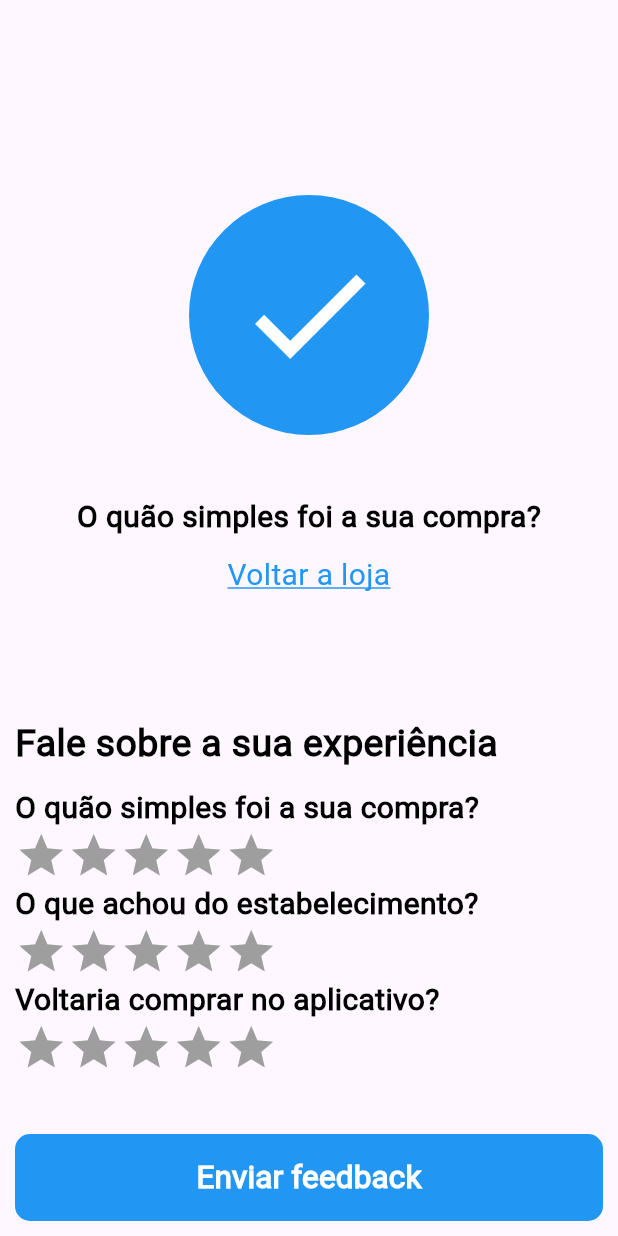
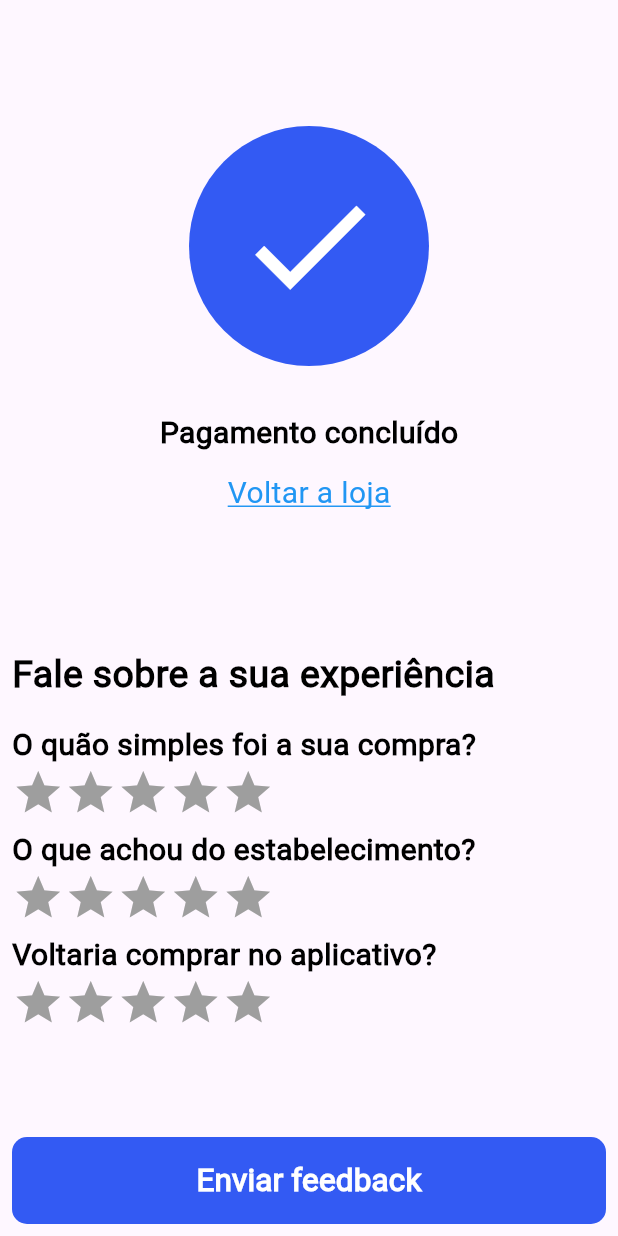
Before and after one commit to GabrielCairesDev/app_filas, a Flutter app: the PaginaAvaliar screen opened by its route, on a phone screen of 412 x 824 dp. Run offline on Flutter 3.47's test engine with Material 2 defaults, Android fonts, the phone set to English and light mode, and no system bars; our stand-ins replace parse_server_sdk_flutter; network calls fail.

Commit message:
Finalização de todas as paginas, menos a do cart

```diff
--- /dev/null
+++ b/lib/api/api_service.dart
@@ -0,0 +1,18 @@
+import 'package:flutter/material.dart';
+import 'package:parse_server_sdk_flutter/parse_server_sdk_flutter.dart';
+
+class ApiService {
+  Future<void> fetchData() async {
+    WidgetsFlutterBinding.ensureInitialized();
+    const keyApplicationId = 'xrIfq2R4osgDCQouGOPYvGAkV9W8NrCCkb29LLjf';
+    const keyClientKey = 'tW2wtrOXyBAx5wAR4O67bvhi4CJGxJwBtADJOLdA';
+    const keyParseServerUrl = 'https://parseapi.back4app.com';
+
+    await Parse().initialize(keyApplicationId, keyParseServerUrl, clientKey: keyClientKey, autoSendSessionId: true);
+
+    var firstObject = ParseObject('FirstClass')..set('message', 'Hey ! First message from Flutter. Parse is now connected');
+    await firstObject.save();
+
+    print('Api Carregada!');
+  }
+}
--- a/lib/repositories/produtos_repositorio.dart
+++ b/lib/data/produtos_dados.dart
@@ -1,6 +1,6 @@
 import '../model/produtos_model.dart';
 
-class LojaRepository {
+class LojaDados {
   static List<ProdutosModel> produtos = [
     ProdutosModel(
       produtoNome: "Pão de Queijo",
--- a/lib/main.dart
+++ b/lib/main.dart
@@ -3,6 +3,7 @@ import 'package:flutter/material.dart';
 import 'package:flutter/services.dart';
 import 'package:fura_fila/providers/providers.dart';
 import 'package:provider/provider.dart';
+import 'api/api_service.dart';
 import 'myapp.dart';
 
 void main() {
@@ -12,10 +13,12 @@ void main() {
       yield LicenseEntryWithLineBreaks(['google_fonts'], license);
     },
   );
+
   runApp(
     MultiProvider(
       providers: AppProviders.providers,
       child: const MyApp(),
     ),
   );
+  ApiService().fetchData();
 }
--- a/lib/myapp.dart
+++ b/lib/myapp.dart
@@ -11,7 +11,7 @@ class MyApp extends StatelessWidget {
       debugShowCheckedModeBanner: false,
       title: 'APP Filas',
       theme: ThemeApp.themeDart,
-      initialRoute: '/',
+      initialRoute: '/pagina_loja',
       onGenerateRoute: Rotas.generatoRoute,
     );
   }
--- /dev/null
+++ b/lib/pages/pagina_avaliar/components/avaliador_01.dart
@@ -0,0 +1,39 @@
+import 'package:flutter/material.dart';
+import 'package:fura_fila/pages/pagina_avaliar/components/avaliador_estrelas.dart';
+import 'package:provider/provider.dart';
+
+import '../controller/controlador_pagina_avaliar.dart';
+
+class PaginaAvaliarAvaliador01 extends StatelessWidget {
+  const PaginaAvaliarAvaliador01({super.key});
+
+  @override
+  Widget build(BuildContext context) {
+    return Consumer<ControladorPaginaAvaliar>(builder: (_, controladorPaginaAvaliar, __) {
+      return SizedBox(
+        height: 70,
+        width: double.infinity,
+        child: Column(
+          crossAxisAlignment: CrossAxisAlignment.start,
+          children: [
+            const Text(
+              'O quão simples foi a sua compra?',
+              style: TextStyle(
+                fontWeight: FontWeight.bold,
+                fontSize: 20,
+                color: Colors.black,
+              ),
+            ),
+            PaginaAvaliarEstrelas(
+              avaliacao: controladorPaginaAvaliar.estrela_01,
+              avaliacaoMaxima: 5,
+              atualizarAvaliacao: (novaAvaliacao) {
+                controladorPaginaAvaliar.atualizarAvaliacao01(novaAvaliacao);
+              },
+            ),
+          ],
+        ),
+      );
+    });
+  }
+}
--- /dev/null
+++ b/lib/pages/pagina_avaliar/components/avaliador_02.dart
@@ -0,0 +1,39 @@
+import 'package:flutter/material.dart';
+import 'package:fura_fila/pages/pagina_avaliar/components/avaliador_estrelas.dart';
+import 'package:provider/provider.dart';
+
+import '../controller/controlador_pagina_avaliar.dart';
+
+class PaginaAvaliarAvaliador02 extends StatelessWidget {
+  const PaginaAvaliarAvaliador02({super.key});
+
+  @override
+  Widget build(BuildContext context) {
+    return Consumer<ControladorPaginaAvaliar>(builder: (_, controladorPaginaAvaliar, __) {
+      return SizedBox(
+        height: 70,
+        width: double.infinity,
+        child: Column(
+          crossAxisAlignment: CrossAxisAlignment.start,
+          children: [
+            const Text(
+              'O que achou do estabelecimento?',
+              style: TextStyle(
+                fontWeight: FontWeight.bold,
+                fontSize: 20,
+                color: Colors.black,
+              ),
+            ),
+            PaginaAvaliarEstrelas(
+              avaliacao: controladorPaginaAvaliar.estrela_02,
+              avaliacaoMaxima: 5,
+              atualizarAvaliacao: (novaAvaliacao) {
+                controladorPaginaAvaliar.atualizarAvaliacao02(novaAvaliacao);
+              },
+            ),
+          ],
+        ),
+      );
+    });
+  }
+}
--- /dev/null
+++ b/lib/pages/pagina_avaliar/components/avaliador_03.dart
@@ -0,0 +1,39 @@
+import 'package:flutter/material.dart';
+import 'package:fura_fila/pages/pagina_avaliar/components/avaliador_estrelas.dart';
+import 'package:provider/provider.dart';
+
+import '../controller/controlador_pagina_avaliar.dart';
+
+class PaginaAvaliarAvaliador03 extends StatelessWidget {
+  const PaginaAvaliarAvaliador03({super.key});
+
+  @override
+  Widget build(BuildContext context) {
+    return Consumer<ControladorPaginaAvaliar>(builder: (_, controladorPaginaAvaliar, __) {
+      return SizedBox(
+        height: 70,
+        width: double.infinity,
+        child: Column(
+          crossAxisAlignment: CrossAxisAlignment.start,
+          children: [
+            const Text(
+              'Voltaria comprar no aplicativo?',
+              style: TextStyle(
+                fontWeight: FontWeight.bold,
+                fontSize: 20,
+                color: Colors.black,
+              ),
+            ),
+            PaginaAvaliarEstrelas(
+              avaliacao: controladorPaginaAvaliar.estrela_03,
+              avaliacaoMaxima: 5,
+              atualizarAvaliacao: (novaAvaliacao) {
+                controladorPaginaAvaliar.atualizarAvaliacao03(novaAvaliacao);
+              },
+            ),
+          ],
+        ),
+      );
+    });
+  }
+}
--- a/lib/pages/pagina_avaliar/components/avaliacao.dart
+++ b/lib/pages/pagina_avaliar/components/avaliador_estrelas.dart
@@ -1,11 +1,11 @@
 import 'package:flutter/material.dart';
 
-class Avaliacao extends StatelessWidget {
+class PaginaAvaliarEstrelas extends StatelessWidget {
   final int avaliacao;
   final int avaliacaoMaxima;
   final Function(int) atualizarAvaliacao;
 
-  const Avaliacao({super.key, required this.avaliacao, required this.avaliacaoMaxima, required this.atualizarAvaliacao});
+  const PaginaAvaliarEstrelas({super.key, required this.avaliacao, required this.avaliacaoMaxima, required this.atualizarAvaliacao});
 
   @override
   Widget build(BuildContext context) {
@@ -13,7 +13,7 @@ class Avaliacao extends StatelessWidget {
       children: List.generate(
         avaliacaoMaxima,
         (index) {
-          final corEstrela = avaliacao >= index + 1 ? Colors.blue : Colors.grey;
+          final corEstrela = avaliacao >= index + 1 ? const Color(0xFF335AF3) : Colors.grey;
           return InkWell(
             onTap: () => atualizarAvaliacao(index + 1),
             splashColor: Colors.lightBlueAccent,
--- /dev/null
+++ b/lib/pages/pagina_avaliar/components/botao_enviar_feedback.dart
@@ -0,0 +1,28 @@
+import 'package:flutter/material.dart';
+
+class PaginaAvaliarBotaoEnviarFeedback extends StatelessWidget {
+  const PaginaAvaliarBotaoEnviarFeedback({super.key});
+
+  @override
+  Widget build(BuildContext context) {
+    return Padding(
+      padding: const EdgeInsets.all(8.0),
+      child: TextButton(
+        onPressed: () {},
+        style: TextButton.styleFrom(
+            backgroundColor: const Color(0xFF335AF3),
+            fixedSize: Size(MediaQuery.of(context).size.width, 58),
+            shape: RoundedRectangleBorder(borderRadius: BorderRadius.circular(10))),
+        child: const Text(
+          'Enviar feedback',
+          style: TextStyle(
+            fontWeight: FontWeight.bold,
+            fontSize: 21,
+            color: Colors.white,
+          ),
+          textAlign: TextAlign.center,
+        ),
+      ),
+    );
+  }
+}
--- /dev/null
+++ b/lib/pages/pagina_avaliar/components/circulo_com_ok.dart
@@ -0,0 +1,24 @@
+import 'package:flutter/material.dart';
+
+class PaginaAvaliarCirculoOK extends StatelessWidget {
+  const PaginaAvaliarCirculoOK({super.key});
+
+  @override
+  Widget build(BuildContext context) {
+    return const SizedBox(
+      height: 200,
+      width: double.infinity,
+      child: Center(
+        child: CircleAvatar(
+          backgroundColor: Color(0xFF335AF3),
+          radius: 80,
+          child: Icon(
+            Icons.check,
+            size: 100,
+            color: Colors.white,
+          ),
+        ),
+      ),
+    );
+  }
+}
--- /dev/null
+++ b/lib/pages/pagina_avaliar/components/link_voltar_para_loja.dart
@@ -0,0 +1,31 @@
+import 'package:flutter/material.dart';
+
+import '../../../routes/rotas.dart';
+
+class PaginaAvaliarLinkParaVoltarParaLoja extends StatelessWidget {
+  const PaginaAvaliarLinkParaVoltarParaLoja({super.key});
+
+  @override
+  Widget build(BuildContext context) {
+    return SizedBox(
+      height: 30,
+      width: double.infinity,
+      child: Center(
+        child: InkWell(
+          onTap: () {
+            Navigator.of(context).pop(Rotas.paginaInicial);
+          },
+          child: const Text(
+            'Voltar a loja',
+            style: TextStyle(
+              fontSize: 20,
+              color: Colors.blue,
+              decoration: TextDecoration.underline,
+              decorationColor: Colors.blue,
+            ),
+          ),
+        ),
+      ),
+    );
+  }
+}
--- /dev/null
+++ b/lib/pages/pagina_avaliar/components/texto_pagamento_concluido.dart
@@ -0,0 +1,23 @@
+import 'package:flutter/material.dart';
+
+class PaginaAvaliarTextoPagamentoConcluido extends StatelessWidget {
+  const PaginaAvaliarTextoPagamentoConcluido({super.key});
+
+  @override
+  Widget build(BuildContext context) {
+    return const SizedBox(
+      height: 50,
+      width: double.infinity,
+      child: Center(
+        child: Text(
+          'Pagamento concluído',
+          style: TextStyle(
+            fontWeight: FontWeight.bold,
+            fontSize: 20,
+            color: Colors.black,
+          ),
+        ),
+      ),
+    );
+  }
+}
--- /dev/null
+++ b/lib/pages/pagina_avaliar/components/titulo_pesquisa.dart
@@ -0,0 +1,20 @@
+import 'package:flutter/material.dart';
+
+class PaginaAvalilarTituloPesquisa extends StatelessWidget {
+  const PaginaAvalilarTituloPesquisa({super.key});
+
+  @override
+  Widget build(BuildContext context) {
+    return const Padding(
+      padding: EdgeInsets.only(top: 88),
+      child: SizedBox(
+        height: 50,
+        width: double.infinity,
+        child: Text(
+          'Fale sobre a sua experiência',
+          style: TextStyle(fontWeight: FontWeight.bold, fontSize: 25, color: Colors.black),
+        ),
+      ),
+    );
+  }
+}
--- a/lib/pages/pagina_avaliar/page/paginar_avaliar.dart
+++ b/lib/pages/pagina_avaliar/page/paginar_avaliar.dart
@@ -1,84 +1,44 @@
 import 'package:flutter/material.dart';
-import 'package:provider/provider.dart';
+import 'package:fura_fila/pages/pagina_avaliar/components/texto_pagamento_concluido.dart';
 
-import '../../../routes/rotas.dart';
-import '../components/avaliacao.dart';
-import '../../pagina_inicial/components/botao_azul.dart';
-import '../controller/controlador_pagina_avaliar.dart';
+import '../components/avaliador_02.dart';
+import '../components/avaliador_03.dart';
+import '../components/botao_enviar_feedback.dart';
+import '../components/circulo_com_ok.dart';
+import '../components/link_voltar_para_loja.dart';
+import '../components/avaliador_01.dart';
+import '../components/titulo_pesquisa.dart';
 
-class PaginaAvaliar extends StatefulWidget {
+class PaginaAvaliar extends StatelessWidget {
   const PaginaAvaliar({super.key});
 
   @override
-  State<PaginaAvaliar> createState() => _PaginaAvaliarState();
-}
-
-class _PaginaAvaliarState extends State<PaginaAvaliar> {
-  @override
   Widget build(BuildContext context) {
-    return Consumer<ControladorPaginaAvaliar>(
-      builder: (_, controladorPaginaAvaliar, __) {
-        return Scaffold(
+    return const Scaffold(
       body: Padding(
-            padding: const EdgeInsets.all(10.0),
+        padding: EdgeInsets.fromLTRB(8, 64, 8, 8),
         child: Column(
-              mainAxisAlignment: MainAxisAlignment.end,
+          // mainAxisAlignment: MainAxisAlignment.end,
           crossAxisAlignment: CrossAxisAlignment.start,
           children: [
-                const Align(child: CircleAvatar(backgroundColor: Colors.blue, radius: 80, child: Icon(Icons.check, size: 100, color: Colors.white))),
-                const SizedBox(height: 40),
-                const Center(
-                    child:
-                        Text('O quão simples foi a sua compra?', style: TextStyle(fontWeight: FontWeight.bold, fontSize: 20, color: Colors.black))),
-                const SizedBox(height: 10),
-                Center(
-                    child: InkWell(
-                        onTap: () {
-                          Navigator.of(context).pop(Rotas.paginaInicial);
-                        },
-                        child: const Text('Voltar a loja',
-                            style: TextStyle(fontSize: 20, color: Colors.blue, decoration: TextDecoration.underline, decorationColor: Colors.blue),
-                            textAlign: TextAlign.center))),
-                const SizedBox(height: 80),
-                const Text('Fale sobre a sua experiência', style: TextStyle(fontWeight: FontWeight.bold, fontSize: 25, color: Colors.black)),
-                const SizedBox(height: 10),
-                const Text('O quão simples foi a sua compra?', style: TextStyle(fontWeight: FontWeight.bold, fontSize: 20, color: Colors.black)),
-                Avaliacao(
-                  avaliacao: controladorPaginaAvaliar.estrela_01,
-                  avaliacaoMaxima: 5,
-                  atualizarAvaliacao: (novaAvaliacao) {
-                    controladorPaginaAvaliar.atualizarAvaliacao01(novaAvaliacao);
-                  },
-                ),
-                const Text('O que achou do estabelecimento?', style: TextStyle(fontWeight: FontWeight.bold, fontSize: 20, color: Colors.black)),
-                Avaliacao(
-                  avaliacao: controladorPaginaAvaliar.estrela_02,
-                  avaliacaoMaxima: 5,
-                  atualizarAvaliacao: (novaAvaliacao) {
-                    controladorPaginaAvaliar.atualizarAvaliacao02(novaAvaliacao);
-                  },
-                ),
-                const Text('Voltaria comprar no aplicativo?', style: TextStyle(fontWeight: FontWeight.bold, fontSize: 20, color: Colors.black)),
-                Avaliacao(
-                  avaliacao: controladorPaginaAvaliar.estrela_03,
-                  avaliacaoMaxima: 5,
-                  atualizarAvaliacao: (novaAvaliacao) {
-                    controladorPaginaAvaliar.atualizarAvaliacao03(novaAvaliacao);
-                  },
-                ),
-                const SizedBox(height: 20),
+            // CIRCULO AZUL COM ICONE OK NO TOPO DA PÁGINA //
+            PaginaAvaliarCirculoOK(),
+            // TEXTO PAGAMENTO CONCLÚIDO //
+            PaginaAvaliarTextoPagamentoConcluido(),
+            // LINK PARA VOLTAR PARA A LOJA
+            PaginaAvaliarLinkParaVoltarParaLoja(),
+            // TITULO DA PESQUISA //
+            PaginaAvalilarTituloPesquisa(),
+            // PESQUISA 01 //
+            PaginaAvaliarAvaliador01(),
+            // PESQUISA 02 //
+            PaginaAvaliarAvaliador02(),
+            // PESQUISA 03 //
+            PaginaAvaliarAvaliador03(),
           ],
         ),
       ),
-          bottomNavigationBar: Padding(
-            padding: const EdgeInsets.all(10.0),
-            child: BotaoAzul(
-              texto: 'Enviar feedback',
-              onPressed: () {},
-            ),
-          ),
-        );
-      },
+      bottomNavigationBar: PaginaAvaliarBotaoEnviarFeedback(),
     );
   }
 }
--- a/lib/pages/pagina_cadastrar/page/pagina_cadastrar.dart
+++ b/lib/pages/pagina_cadastrar/page/pagina_cadastrar.dart
@@ -9,14 +9,9 @@ import '../components/campo_confirmar_senha_cadastrar.dart';
 import '../components/titulo_cadastrar.dart';
 import '../controller/controlador_pagina_cadastrar.dart';
 
-class PaginaCadastrar extends StatefulWidget {
+class PaginaCadastrar extends StatelessWidget {
   const PaginaCadastrar({super.key});
 
-  @override
-  State<PaginaCadastrar> createState() => _PaginaCadastrarState();
-}
-
-class _PaginaCadastrarState extends State<PaginaCadastrar> {
   @override
   Widget build(BuildContext context) {
     return Consumer<ControladorPaginaCadastrar>(
--- a/lib/pages/pagina_inicial/components/botao_azul.dart
+++ /dev/null
@@ -1,27 +0,0 @@
-import 'package:flutter/material.dart';
-
-class BotaoAzul extends StatelessWidget {
-  const BotaoAzul({super.key, required this.texto, required this.onPressed});
-  final String texto;
-  final Function()? onPressed;
-
-  @override
-  Widget build(BuildContext context) {
-    return TextButton(
-      onPressed: onPressed,
-      style: TextButton.styleFrom(
-          backgroundColor: Colors.blue,
-          fixedSize: Size(MediaQuery.of(context).size.width, 58),
-          shape: RoundedRectangleBorder(borderRadius: BorderRadius.circular(10))),
-      child: Text(
-        texto,
-        style: const TextStyle(
-          fontWeight: FontWeight.bold,
-          fontSize: 21,
-          color: Colors.white,
-        ),
-        textAlign: TextAlign.center,
-      ),
-    );
-  }
-}
--- a/lib/pages/pagina_loja/page/pagina_loja.dart
+++ b/lib/pages/pagina_loja/page/pagina_loja.dart
@@ -7,7 +7,7 @@ import '../components/perfil_loja.dart';
 import '../components/roda_pe.dart/roda_pe.dart';
 
 class PaginaLoja extends StatelessWidget {
-  const PaginaLoja({super.key});
+  const PaginaLoja({Key? key}) : super(key: key);
 
   @override
   Widget build(BuildContext context) {
--- a/pubspec.yaml
+++ b/pubspec.yaml
@@ -38,6 +38,8 @@ dependencies:
   provider: ^6.0.5
   intl: ^0.18.1
   cached_network_image: ^3.2.3
+  parse_server_sdk_flutter: ^5.1.0
+  http: ^0.13.6
 
 dev_dependencies:
   flutter_test:
```
Also changed, not shown: lib/data/loja_dados.dart (renamed from lib/repositories/loja_repositorio.dart), pubspec.lock. Lines whose indentation alone changed are shown as unchanged.
